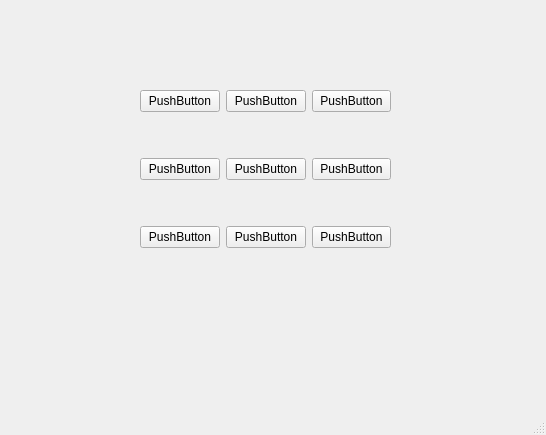
This is main.ui in Kostamirin/Qt_calculator as Qt 5 draws it before an edit. The edited form follows.
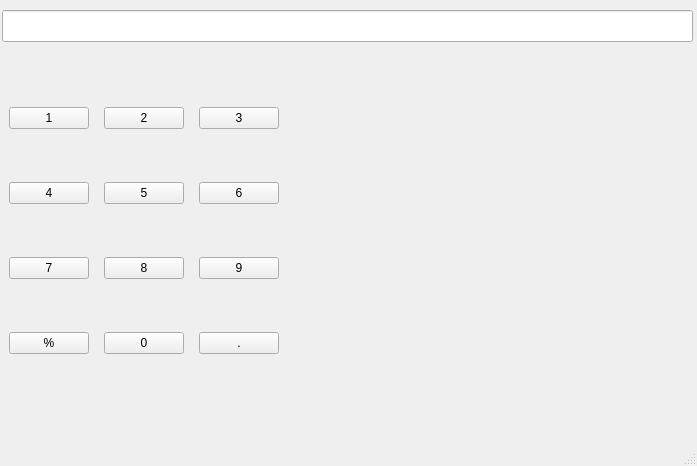
This is the edited form.

```diff
--- a/main.ui
+++ b/main.ui
@@ -6,8 +6,8 @@
    <rect>
     <x>0</x>
     <y>0</y>
-    <width>546</width>
-    <height>435</height>
+    <width>697</width>
+    <height>466</height>
    </rect>
   </property>
   <property name="windowTitle">
@@ -17,86 +17,192 @@
    <widget class="QWidget" name="gridLayoutWidget">
     <property name="geometry">
      <rect>
-      <x>140</x>
-      <y>50</y>
-      <width>251</width>
-      <height>241</height>
+      <x>0</x>
+      <y>60</y>
+      <width>291</width>
+      <height>341</height>
      </rect>
     </property>
     <layout class="QGridLayout" name="gridLayout">
-     <item row="1" column="2">
-      <widget class="QPushButton" name="pushButton_6">
-       <property name="text">
-        <string>PushButton</string>
-       </property>
-      </widget>
-     </item>
-     <item row="1" column="1">
-      <widget class="QPushButton" name="pushButton_5">
-       <property name="text">
-        <string>PushButton</string>
-       </property>
-      </widget>
-     </item>
      <item row="0" column="2">
       <widget class="QPushButton" name="pushButton_3">
+       <property name="sizePolicy">
+        <sizepolicy hsizetype="Maximum" vsizetype="Fixed">
+         <horstretch>0</horstretch>
+         <verstretch>0</verstretch>
+        </sizepolicy>
+       </property>
        <property name="text">
-        <string>PushButton</string>
+        <string>3</string>
        </property>
       </widget>
      </item>
-     <item row="0" column="0">
-      <widget class="QPushButton" name="pushButton">
+     <item row="1" column="2">
+      <widget class="QPushButton" name="pushButton_6">
+       <property name="sizePolicy">
+        <sizepolicy hsizetype="Maximum" vsizetype="Fixed">
+         <horstretch>0</horstretch>
+         <verstretch>0</verstretch>
+        </sizepolicy>
+       </property>
        <property name="text">
-        <string>PushButton</string>
+        <string>6</string>
        </property>
       </widget>
      </item>
      <item row="0" column="1">
       <widget class="QPushButton" name="pushButton_2">
-       <property name="text">
-        <string>PushButton</string>
+       <property name="sizePolicy">
+        <sizepolicy hsizetype="Maximum" vsizetype="Fixed">
+         <horstretch>0</horstretch>
+         <verstretch>0</verstretch>
+        </sizepolicy>
        </property>
-      </widget>
-     </item>
-     <item row="1" column="0">
-      <widget class="QPushButton" name="pushButton_4">
        <property name="text">
-        <string>PushButton</string>
-       </property>
-      </widget>
-     </item>
-     <item row="2" column="0">
-      <widget class="QPushButton" name="pushButton_7">
-       <property name="text">
-        <string>PushButton</string>
+        <string>2</string>
        </property>
       </widget>
      </item>
      <item row="2" column="1">
       <widget class="QPushButton" name="pushButton_8">
+       <property name="sizePolicy">
+        <sizepolicy hsizetype="Maximum" vsizetype="Fixed">
+         <horstretch>0</horstretch>
+         <verstretch>0</verstretch>
+        </sizepolicy>
+       </property>
        <property name="text">
-        <string>PushButton</string>
+        <string>8</string>
        </property>
       </widget>
      </item>
      <item row="2" column="2">
       <widget class="QPushButton" name="pushButton_9">
+       <property name="sizePolicy">
+        <sizepolicy hsizetype="Maximum" vsizetype="Fixed">
+         <horstretch>0</horstretch>
+         <verstretch>0</verstretch>
+        </sizepolicy>
+       </property>
        <property name="text">
-        <string>PushButton</string>
+        <string>9</string>
+       </property>
+      </widget>
+     </item>
+     <item row="1" column="0">
+      <widget class="QPushButton" name="pushButton_4">
+       <property name="sizePolicy">
+        <sizepolicy hsizetype="Maximum" vsizetype="Fixed">
+         <horstretch>0</horstretch>
+         <verstretch>0</verstretch>
+        </sizepolicy>
+       </property>
+       <property name="text">
+        <string>4</string>
+       </property>
+      </widget>
+     </item>
+     <item row="2" column="0">
+      <widget class="QPushButton" name="pushButton_7">
+       <property name="sizePolicy">
+        <sizepolicy hsizetype="Maximum" vsizetype="Fixed">
+         <horstretch>0</horstretch>
+         <verstretch>0</verstretch>
+        </sizepolicy>
+       </property>
+       <property name="text">
+        <string>7</string>
+       </property>
+      </widget>
+     </item>
+     <item row="0" column="0">
+      <widget class="QPushButton" name="pushButton_1">
+       <property name="sizePolicy">
+        <sizepolicy hsizetype="Maximum" vsizetype="Fixed">
+         <horstretch>0</horstretch>
+         <verstretch>0</verstretch>
+        </sizepolicy>
+       </property>
+       <property name="text">
+        <string>1</string>
+       </property>
+      </widget>
+     </item>
+     <item row="1" column="1">
+      <widget class="QPushButton" name="pushButton_5">
+       <property name="sizePolicy">
+        <sizepolicy hsizetype="Maximum" vsizetype="Fixed">
+         <horstretch>0</horstretch>
+         <verstretch>0</verstretch>
+        </sizepolicy>
+       </property>
+       <property name="text">
+        <string>5</string>
+       </property>
+      </widget>
+     </item>
+     <item row="3" column="0">
+      <widget class="QPushButton" name="pushButton_percent">
+       <property name="sizePolicy">
+        <sizepolicy hsizetype="Maximum" vsizetype="Fixed">
+         <horstretch>0</horstretch>
+         <verstretch>0</verstretch>
+        </sizepolicy>
+       </property>
+       <property name="text">
+        <string>%</string>
+       </property>
+      </widget>
+     </item>
+     <item row="3" column="1">
+      <widget class="QPushButton" name="pushButton_0">
+       <property name="sizePolicy">
+        <sizepolicy hsizetype="Maximum" vsizetype="Fixed">
+         <horstretch>0</horstretch>
+         <verstretch>0</verstretch>
+        </sizepolicy>
+       </property>
+       <property name="text">
+        <string>0</string>
+       </property>
+      </widget>
+     </item>
+     <item row="3" column="2">
+      <widget class="QPushButton" name="pushButton_dot">
+       <property name="sizePolicy">
+        <sizepolicy hsizetype="Maximum" vsizetype="Fixed">
+         <horstretch>0</horstretch>
+         <verstretch>0</verstretch>
+        </sizepolicy>
+       </property>
+       <property name="text">
+        <string>.</string>
        </property>
       </widget>
      </item>
     </layout>
    </widget>
+   <widget class="QLineEdit" name="lineEdit">
+    <property name="enabled">
+     <bool>true</bool>
+    </property>
+    <property name="geometry">
+     <rect>
+      <x>2</x>
+      <y>10</y>
+      <width>691</width>
+      <height>32</height>
+     </rect>
+    </property>
+   </widget>
   </widget>
   <widget class="QMenuBar" name="menubar">
    <property name="geometry">
     <rect>
      <x>0</x>
      <y>0</y>
-     <width>546</width>
-     <height>36</height>
+     <width>697</width>
+     <height>30</height>
     </rect>
    </property>
   </widget>
```
